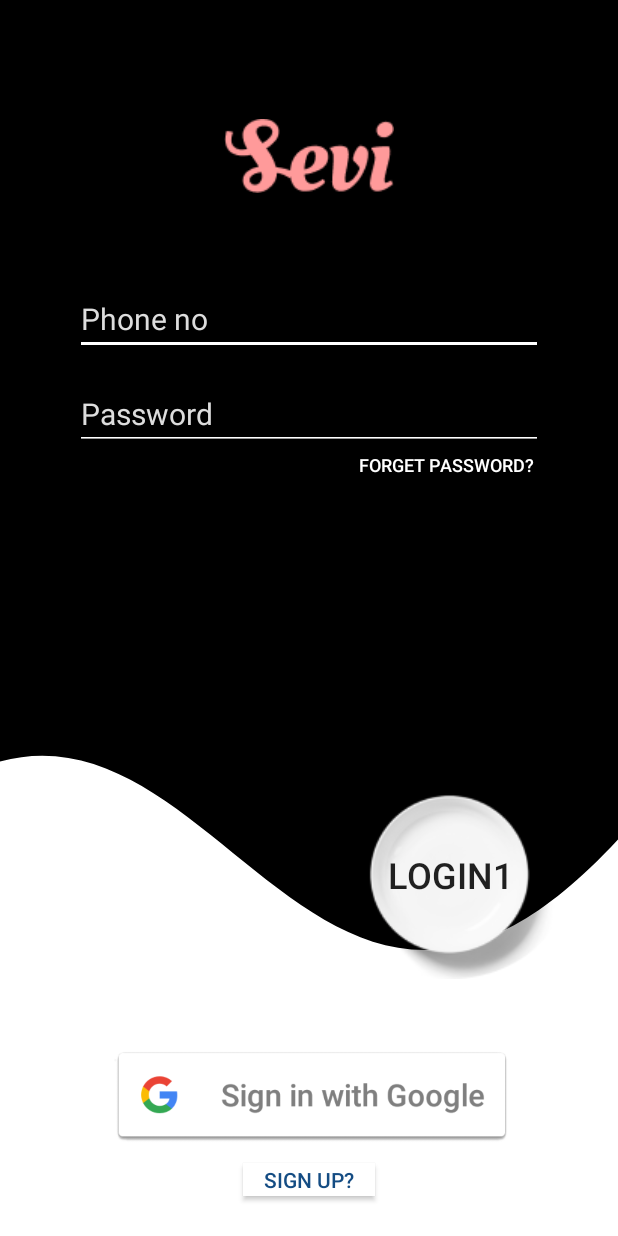
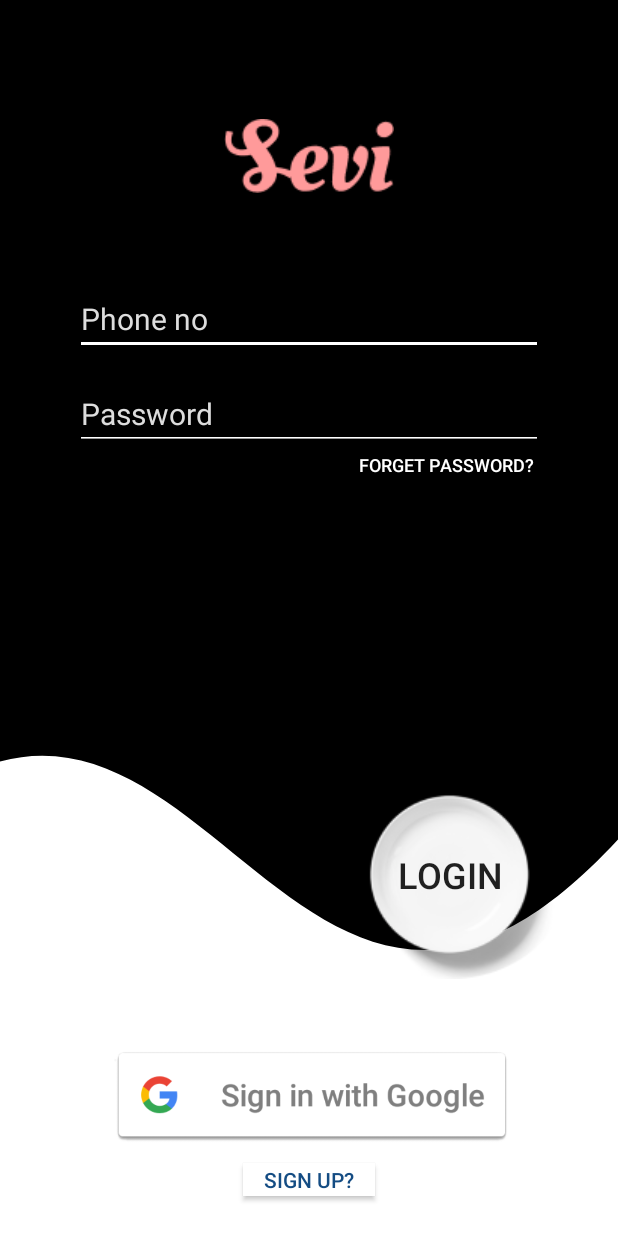
Before and after one commit to TeamSevi/Sevi_app, an Android app: the screen it shows after launch (LoginScreen), on a phone screen of 412 x 824 dp. Run offline under Robolectric (Android 15) with nearby library versions, the light colour scheme and no system bars.

Commit message:
login1 check

```diff
--- a/app/src/main/res/layout/login_screen.xml
+++ b/app/src/main/res/layout/login_screen.xml
@@ -140,7 +140,7 @@
         android:layout_marginBottom="45dp"
         android:background="@drawable/dish"
         android:backgroundTintMode="add"
-        android:text="Login1"
+        android:text="Login"
         android:onClick="callHomeScreen"
         android:textSize="24sp"
         app:layout_constraintBottom_toTopOf="@+id/linearLayout2"
```
